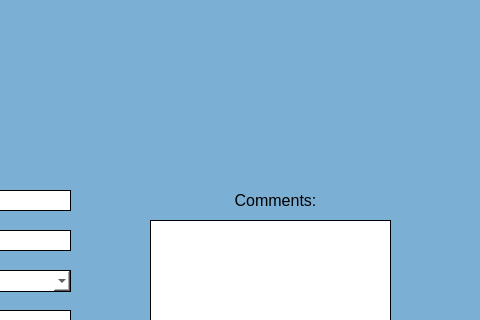
Qt form UI Screens/COMBdb_Culture_Order_Form.ui (Kasmanian/COMBDb-oldgen) before a commit; both pictures show x 720 to 1200 and y 0 to 320 of the 1200 by 800 pixel window.
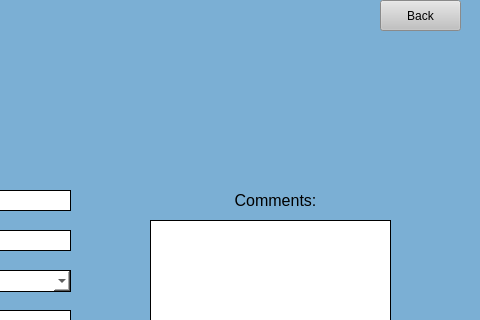
The same form after that commit.

Commit message: Connected UI screens and coded navigation between screens

```diff
--- a/UI Screens/COMBdb_Culture_Order_Form.ui
+++ b/UI Screens/COMBdb_Culture_Order_Form.ui
@@ -478,6 +478,22 @@
 border-width: 1px</string>
     </property>
    </widget>
+   <widget class="QPushButton" name="back">
+    <property name="geometry">
+     <rect>
+      <x>1100</x>
+      <y>0</y>
+      <width>81</width>
+      <height>31</height>
+     </rect>
+    </property>
+    <property name="styleSheet">
+     <string notr="true">background-color: rgb(193, 193, 193);</string>
+    </property>
+    <property name="text">
+     <string>Back</string>
+    </property>
+   </widget>
   </widget>
   <widget class="QMenuBar" name="menubar">
    <property name="geometry">
```
Left out of the diff: 2 changed lines with no effect on the pictures. The commit also changes 5 other files.
